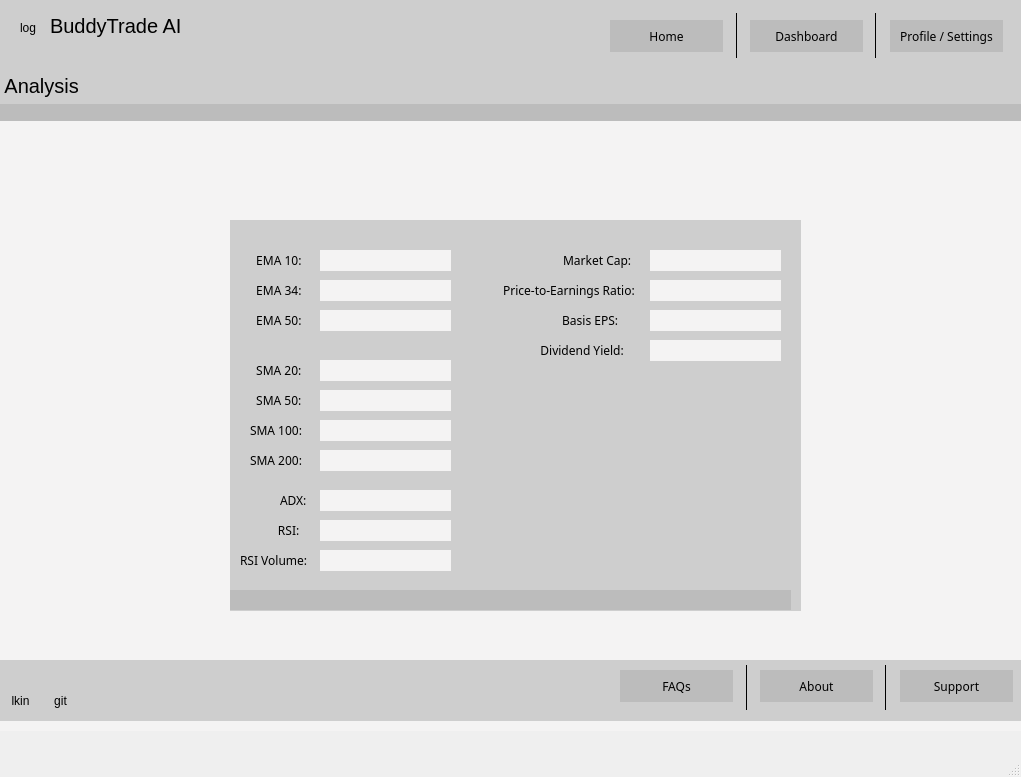
robertpatel28/BuddyTrade, file gui/dot_ui/analysis_logged_in.ui: the form before one commit.
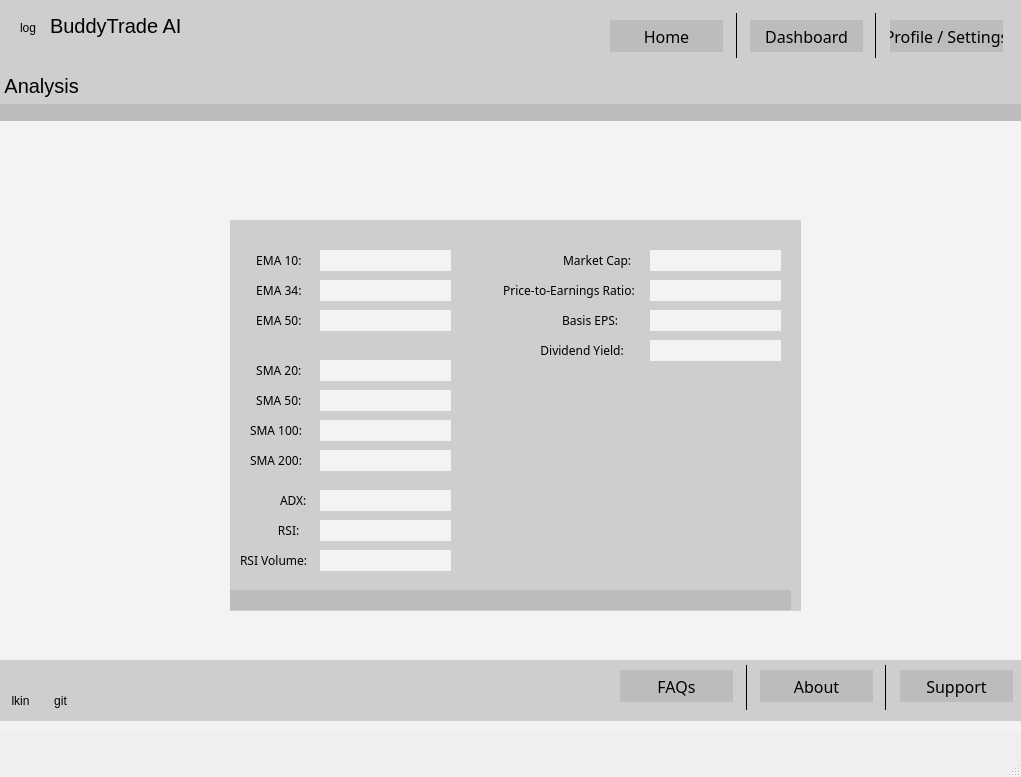
The form after the commit.

Diff of the .ui file:
```diff
--- a/gui/dot_ui/analysis_logged_in.ui
+++ b/gui/dot_ui/analysis_logged_in.ui
@@ -85,16 +85,20 @@
       <property name="font">
        <font>
         <family>Futura</family>
-        <pointsize>-1</pointsize>
+        <pointsize>12</pointsize>
        </font>
       </property>
       <property name="styleSheet">
-       <string notr="true">color: black;
-background-color: #BCBCBC;
-font-family: 'Futura';
-font-size: 12px;
-border:none
-</string>
+       <string notr="true">QPushButton {
+    color: black;
+    background-color: #BCBCBC;
+    font-family: 'Futura';
+    font-size: 12pt;
+    border: none;
+}
+QPushButton:hover {
+   background-color: #A0A0A0;
+}</string>
       </property>
       <property name="text">
        <string>Profile / Settings</string>
@@ -112,17 +116,20 @@
       <property name="font">
        <font>
         <family>Futura</family>
-        <pointsize>-1</pointsize>
+        <pointsize>12</pointsize>
        </font>
       </property>
       <property name="styleSheet">
-       <string notr="true">color: black;
-background-color: #BCBCBC;
-font-family: 'Futura';
-font-size: 12px;
-border:none
-
-   </string>
+       <string notr="true">QPushButton {
+    color: black;
+    background-color: #BCBCBC;
+    font-family: 'Futura';
+    font-size: 12pt;
+    border: none;
+}
+QPushButton:hover {
+   background-color: #A0A0A0;
+}</string>
       </property>
       <property name="text">
        <string>Dashboard</string>
@@ -140,16 +147,20 @@
       <property name="font">
        <font>
         <family>Futura</family>
-        <pointsize>-1</pointsize>
+        <pointsize>12</pointsize>
        </font>
       </property>
       <property name="styleSheet">
-       <string notr="true">color: black;
-background-color: #BCBCBC;
-font-family: 'Futura';
-font-size: 12px;
-border:none
-   </string>
+       <string notr="true">QPushButton {
+    color: black;
+    background-color: #BCBCBC;
+    font-family: 'Futura';
+    font-size: 12pt;
+    border: none;
+}
+QPushButton:hover {
+   background-color: #A0A0A0;
+}</string>
       </property>
       <property name="text">
        <string>Home</string>
@@ -284,15 +295,20 @@
       <property name="font">
        <font>
         <family>Futura</family>
-        <pointsize>-1</pointsize>
+        <pointsize>12</pointsize>
        </font>
       </property>
       <property name="styleSheet">
-       <string notr="true">color: black;
-background-color: #BCBCBC;
-font-family: 'Futura';
-font-size: 12px;
-border:none;
+       <string notr="true">QPushButton {
+    color: black;
+    background-color: #BCBCBC;
+    font-family: 'Futura';
+    font-size: 12pt;
+    border: none;
+}
+QPushButton:hover {
+   background-color: #A0A0A0;
+}
    </string>
       </property>
       <property name="text">
@@ -311,15 +327,20 @@
       <property name="font">
        <font>
         <family>Futura</family>
-        <pointsize>-1</pointsize>
+        <pointsize>12</pointsize>
        </font>
       </property>
       <property name="styleSheet">
-       <string notr="true">color: black;
-background-color: #BCBCBC;
-font-family: 'Futura';
-font-size: 12px;
-   </string>
+       <string notr="true">QPushButton {
+    color: black;
+    background-color: #BCBCBC;
+    font-family: 'Futura';
+    font-size: 12pt;
+    border: none;
+}
+QPushButton:hover {
+   background-color: #A0A0A0;
+}</string>
       </property>
       <property name="text">
        <string>About</string>
@@ -399,15 +420,20 @@
       <property name="font">
        <font>
         <family>Futura</family>
-        <pointsize>-1</pointsize>
+        <pointsize>12</pointsize>
        </font>
       </property>
       <property name="styleSheet">
-       <string notr="true">color: black;
-background-color: #BCBCBC;
-font-family: 'Futura';
-font-size: 12px;
-   </string>
+       <string notr="true">QPushButton {
+    color: black;
+    background-color: #BCBCBC;
+    font-family: 'Futura';
+    font-size: 12pt;
+    border: none;
+}
+QPushButton:hover {
+   background-color: #A0A0A0;
+}</string>
       </property>
       <property name="text">
        <string>FAQs</string>
```
Left out of the diff: 28 changed lines with no effect on the pictures.
